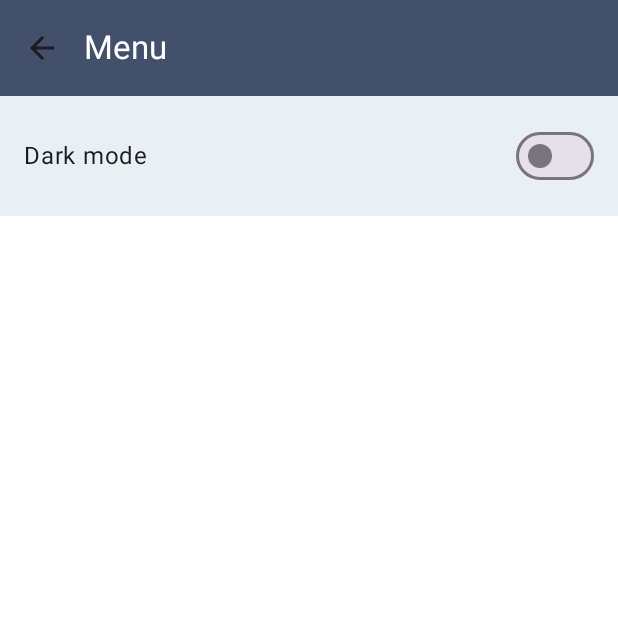
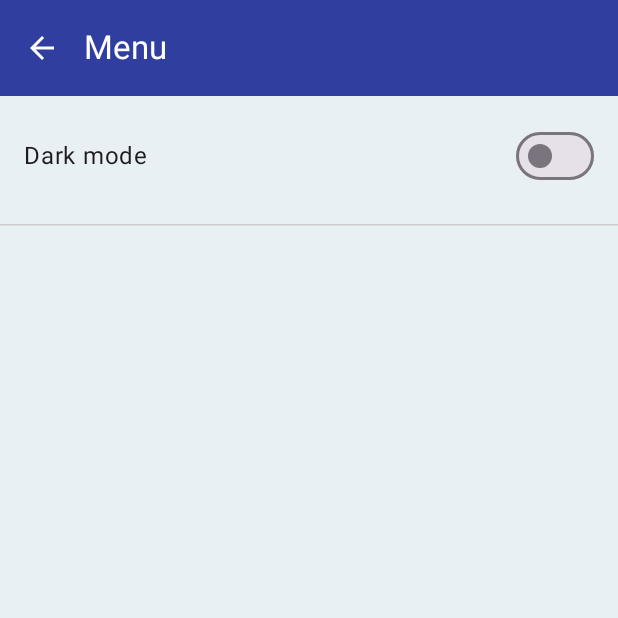
Before and after one commit to Cameron-Fisher-506/cameron-fisher-intermediate-assessment, an Android app built with Jetpack Compose: the screen it shows after launch (MainActivity), after a tap on "Menu", on a phone screen of 412 x 824 dp, the top half of it. Run offline under Robolectric (Android 15) with nearby library versions, the phone set to English and light mode, and no system bars; our stand-ins replace Room's generated code.

Commit message:
Create Todo Task 04: Add the ability to view all completed tasks. Undo and delete a completed task. Added ability to toggle dark mode. Updated color palette.

```diff
--- a/app/src/main/java/za/co/todoapp/common/services/navigation/Navigation.kt
+++ b/app/src/main/java/za/co/todoapp/common/services/navigation/Navigation.kt
@@ -6,7 +6,6 @@ import androidx.navigation.compose.composable
 import androidx.navigation.compose.navigation
 import androidx.navigation.compose.rememberNavController
 import org.koin.compose.koinInject
-import za.co.todoapp.data.model.Task
 import za.co.todoapp.presentation.home.HomeScreen
 import za.co.todoapp.presentation.home.HomeScreenViewModel
 import za.co.todoapp.presentation.menu.MenuScreen
@@ -15,7 +14,9 @@ import za.co.todoapp.presentation.task.TaskScreen
 import za.co.todoapp.presentation.task.TaskScreenViewModel
 
 @Composable
-fun Navigation() {
+fun Navigation(
+    onCheckChangedDarkMode: (isDarkMode: Boolean) -> Unit
+) {
     val navController = rememberNavController()
     val navigator = koinInject<Navigator>()
     ObserveAsEvents(flow = navigator.navigationActions) { action ->
@@ -68,11 +69,14 @@ fun Navigation() {
             composable<Destination.MenuScreen> {
                 val menuScreenViewModel = koinInject<MenuScreenViewModel>()
                 MenuScreen(
-                    isDarkMode = menuScreenViewModel.isDarkModeMutableState.value,
+                    isDarkMode = menuScreenViewModel.isDarkModeMutableState,
                     onNavigateUp = {
                         menuScreenViewModel.navigateUp()
                     }
-                ) {}
+                ) { isDarkMode ->
+                    onCheckChangedDarkMode(isDarkMode)
+                    menuScreenViewModel.toggleDarkMode(isDarkMode)
+                }
             }
 
             composable<Destination.TaskScreen> {
--- a/app/src/main/java/za/co/todoapp/presentation/MainActivity.kt
+++ b/app/src/main/java/za/co/todoapp/presentation/MainActivity.kt
@@ -4,6 +4,8 @@ import android.os.Bundle
 import androidx.activity.ComponentActivity
 import androidx.activity.compose.setContent
 import androidx.activity.enableEdgeToEdge
+import androidx.compose.runtime.mutableStateOf
+import androidx.compose.runtime.remember
 import za.co.todoapp.common.services.navigation.Navigation
 import za.co.todoapp.ui.theme.TodoAppTheme
 
@@ -12,8 +14,11 @@ class MainActivity : ComponentActivity() {
         super.onCreate(savedInstanceState)
         enableEdgeToEdge()
         setContent {
-            TodoAppTheme {
-                Navigation()
+            val darkTheme = remember { mutableStateOf(false) }
+            TodoAppTheme(darkTheme = darkTheme.value) {
+                Navigation { isDarkMode ->
+                    darkTheme.value = isDarkMode
+                }
             }
         }
     }
--- a/app/src/main/java/za/co/todoapp/presentation/menu/MenuScreen.kt
+++ b/app/src/main/java/za/co/todoapp/presentation/menu/MenuScreen.kt
@@ -1,7 +1,9 @@
 package za.co.todoapp.presentation.menu
 
 import androidx.compose.foundation.layout.Arrangement
+import androidx.compose.foundation.layout.Column
 import androidx.compose.foundation.layout.Row
+import androidx.compose.foundation.layout.fillMaxSize
 import androidx.compose.foundation.layout.fillMaxWidth
 import androidx.compose.foundation.layout.padding
 import androidx.compose.foundation.layout.wrapContentSize
@@ -18,18 +20,22 @@ import androidx.compose.material3.Text
 import androidx.compose.material3.TopAppBar
 import androidx.compose.material3.TopAppBarDefaults
 import androidx.compose.runtime.Composable
+import androidx.compose.runtime.MutableState
+import androidx.compose.runtime.mutableStateOf
+import androidx.compose.runtime.remember
 import androidx.compose.ui.Alignment
 import androidx.compose.ui.Modifier
 import androidx.compose.ui.res.stringResource
 import androidx.compose.ui.tooling.preview.Preview
 import androidx.compose.ui.unit.dp
+import com.example.composecorelib.miscellaneous.DividerView
 import za.co.todoapp.R
 
 @OptIn(ExperimentalMaterial3Api::class)
 @Composable
 fun MenuScreen(
     modifier: Modifier = Modifier,
-    isDarkMode: Boolean, //TODO: Test this
+    isDarkMode: MutableState<Boolean>,
     onNavigateUp: () -> Unit,
     onCheckedChangedDarkMode: (isDarkMode: Boolean) -> Unit
 ) {
@@ -41,7 +47,7 @@ fun MenuScreen(
                 }, colors = TopAppBarDefaults.topAppBarColors(
                     containerColor = MaterialTheme.colorScheme.tertiaryContainer,
                     titleContentColor = MaterialTheme.colorScheme.onTertiaryContainer,
-                    actionIconContentColor = MaterialTheme.colorScheme.onTertiaryContainer
+                    navigationIconContentColor = MaterialTheme.colorScheme.onTertiaryContainer
                 ),
                 navigationIcon = {
                     IconButton(
@@ -54,7 +60,12 @@ fun MenuScreen(
                 }
             )
         }) { padding ->
-        Surface(modifier = modifier.padding(padding)) {
+        Surface(
+            modifier = modifier.padding(padding)
+        ) {
+            Column(
+                modifier = Modifier.fillMaxSize()
+            ) {
                 Row(
                     modifier = modifier
                         .fillMaxWidth()
@@ -67,11 +78,13 @@ fun MenuScreen(
                         style = MaterialTheme.typography.bodyLarge
                     )
                     Switch(
-                    checked = isDarkMode,
+                        checked = isDarkMode.value,
                         onCheckedChange = {
                             onCheckedChangedDarkMode(it)
                         }
                     )
+                }
+                DividerView()
             }
         }
     }
@@ -81,7 +94,7 @@ fun MenuScreen(
 @Composable
 fun MenuScreenPreview() {
     MenuScreen(
-        isDarkMode = false,
+        isDarkMode = remember { mutableStateOf(false) },
         onNavigateUp = {}
     ) {}
 }
--- a/app/src/main/java/za/co/todoapp/presentation/task/TaskScreen.kt
+++ b/app/src/main/java/za/co/todoapp/presentation/task/TaskScreen.kt
@@ -2,6 +2,7 @@ package za.co.todoapp.presentation.task
 
 import androidx.compose.foundation.layout.Column
 import androidx.compose.foundation.layout.Spacer
+import androidx.compose.foundation.layout.fillMaxSize
 import androidx.compose.foundation.layout.fillMaxWidth
 import androidx.compose.foundation.layout.padding
 import androidx.compose.foundation.layout.wrapContentSize
@@ -54,7 +55,7 @@ fun TaskScreen(
                 }, colors = TopAppBarDefaults.topAppBarColors(
                     containerColor = MaterialTheme.colorScheme.tertiaryContainer,
                     titleContentColor = MaterialTheme.colorScheme.onTertiaryContainer,
-                    actionIconContentColor = MaterialTheme.colorScheme.onTertiaryContainer
+                    navigationIconContentColor = MaterialTheme.colorScheme.onTertiaryContainer
                 ),
                 navigationIcon = {
                     IconButton(
@@ -68,7 +69,7 @@ fun TaskScreen(
             )
         }) { padding ->
         Surface(modifier = modifier.padding(padding)) {
-            Column(modifier = modifier.fillMaxWidth()) {
+            Column(modifier = modifier.fillMaxSize()) {
                 CustomInputView(
                     title = stringResource(R.string.todo_task),
                     placeholder = stringResource(R.string.todo_task_hint),
--- a/app/src/main/java/za/co/todoapp/ui/theme/Color.kt
+++ b/app/src/main/java/za/co/todoapp/ui/theme/Color.kt
@@ -2,14 +2,15 @@ package za.co.todoapp.ui.theme
 
 import androidx.compose.ui.graphics.Color
 
-val Blue = Color(0xFF38619B)
-val Red = Color(0xFFEF4B4C)
-val NavyBlue = Color(0xFF43506C)
-val LightGrayishBlue = Color(0xFFE9F0F4)
+val LightModeTertiary = Color(0xFF303F9F)
+val LightModeSecondary = Color(0xFFEF4B4C)
+val LightModePrimary = Color(0xFF3F51B5)
+val LightModeSurface = Color(0xFFE9F0F4)
 
-val DarkModeBlack = Color(0xFF000000)
-val DarkModeDarkGray = Color(0xFF222222)
-val DarkModeDarkGreen = Color(0xFF169976)
+val DarkModeTertiary = Color(0xFF212121)
+val DarkModeSecondary = Color(0xFFEF4B4C)
+val DarkModePrimary = Color(0xFF3F51B5)
+val DarkModeSurface = Color(0xFF757575)
 
 sealed class ThemeColors(
     val background: Color,
@@ -29,43 +30,43 @@ sealed class ThemeColors(
     val text: Color
 )  {
     data object Dark: ThemeColors(
-        primary = DarkModeDarkGreen,
+        primary = DarkModePrimary,
         onPrimary = Color.White,
-        primaryContainer = DarkModeDarkGreen,
+        primaryContainer = DarkModePrimary,
         onPrimaryContainer = Color.White,
 
-        secondary = Red,
+        secondary = DarkModeSecondary,
         onSecondary = Color.White,
-        secondaryContainer = Red,
+        secondaryContainer = DarkModeSecondary,
         onSecondaryContainer = Color.White,
 
-        tertiary = DarkModeBlack,
+        tertiary = DarkModeTertiary,
         onTertiary = Color.White,
-        tertiaryContainer = DarkModeBlack,
+        tertiaryContainer = DarkModeTertiary,
         onTertiaryContainer = Color.White,
 
         text = Color.White,
         background = Color.Black,
-        surface = DarkModeDarkGray
+        surface = DarkModeSurface
     )
     data object Light: ThemeColors(
-        primary = Blue,
+        primary = LightModePrimary,
         onPrimary = Color.White,
-        primaryContainer = Blue,
+        primaryContainer = LightModePrimary,
         onPrimaryContainer = Color.White,
 
-        secondary = Red,
+        secondary = LightModeSecondary,
         onSecondary = Color.White,
-        secondaryContainer = Red,
+        secondaryContainer = LightModeSecondary,
         onSecondaryContainer = Color.White,
 
-        tertiary = NavyBlue,
+        tertiary = LightModeTertiary,
         onTertiary = Color.White,
-        tertiaryContainer = NavyBlue,
+        tertiaryContainer = LightModeTertiary,
         onTertiaryContainer = Color.White,
 
         text = Color.Black,
         background = Color.White,
-        surface = LightGrayishBlue,
+        surface = LightModeSurface,
     )
 }
--- /dev/null
+++ b/composeCoreLib/src/main/java/com/example/composecorelib/miscellaneous/DividerView.kt
@@ -0,0 +1,31 @@
+package com.example.composecorelib.miscellaneous
+
+import androidx.compose.foundation.layout.fillMaxWidth
+import androidx.compose.foundation.layout.padding
+import androidx.compose.foundation.layout.width
+import androidx.compose.material3.HorizontalDivider
+import androidx.compose.runtime.Composable
+import androidx.compose.ui.Modifier
+import androidx.compose.ui.graphics.Color
+import androidx.compose.ui.tooling.preview.Preview
+import androidx.compose.ui.unit.dp
+
+@Composable
+fun DividerView(
+    modifier: Modifier = Modifier,
+    color: Color = Color.LightGray
+) {
+    HorizontalDivider(
+        modifier
+            .fillMaxWidth()
+            .width(1.dp)
+            .padding(top = 5.dp, bottom = 5.dp),
+        color = color
+    )
+}
+
+@Composable
+@Preview(showBackground = true)
+fun PreviewDividerView() {
+    DividerView()
+}
```
Also changed, not shown: app/src/main/java/za/co/todoapp/presentation/home/HomeScreen.kt (+4 -4 lines), composeCoreLib/src/main/java/com/example/composecorelib/buttons/CustomInputView.kt (+10 -1 lines), composeCoreLib/src/main/java/com/example/composecorelib/miscellaneous/ProgressDialogView.kt (added, +49 -0 lines). Lines whose indentation alone changed are shown as unchanged.
